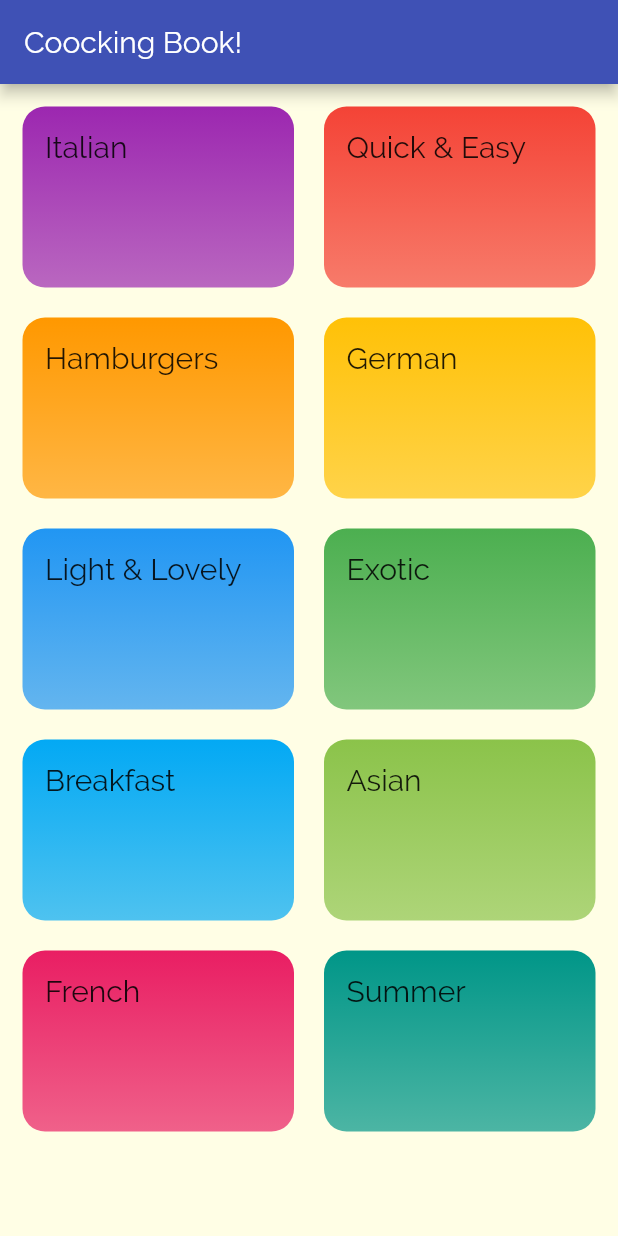
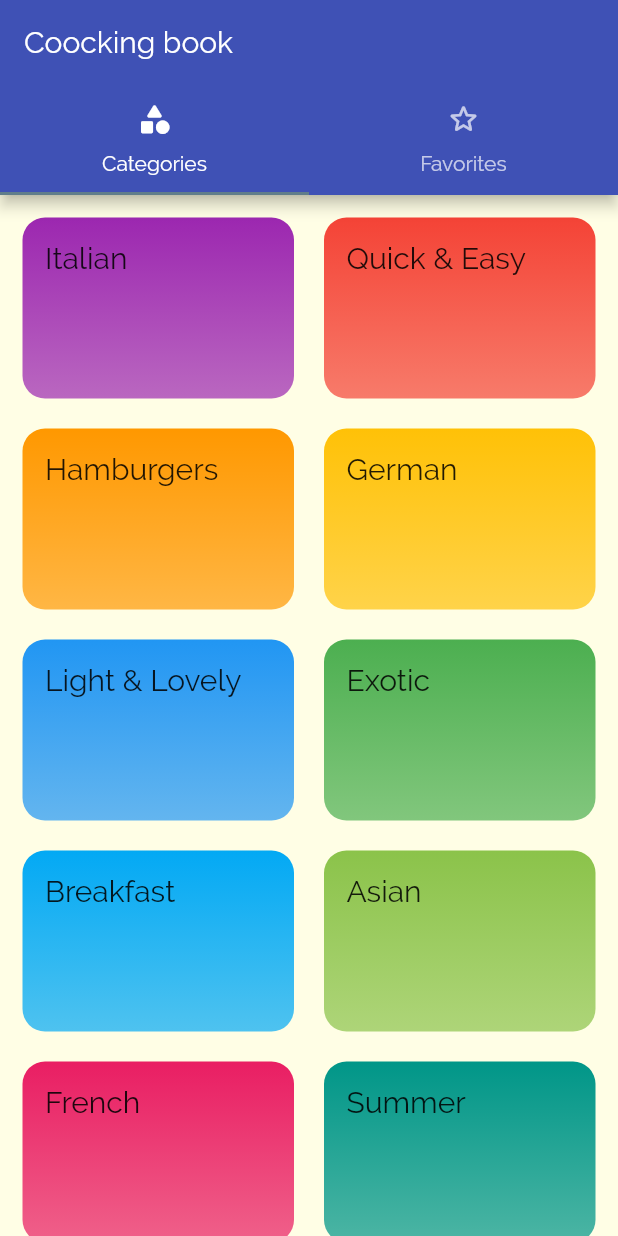
Before and after one commit to andyfisher37/cooking_book, a Flutter app: the screen it shows after launch, on a phone screen of 412 x 824 dp. Run offline on Flutter 3.47's test engine with Material 2 defaults, Android fonts, the phone set to English and light mode, and no system bars.

Commit message:
Monday_24:00

```diff
--- a/lib/main.dart
+++ b/lib/main.dart
@@ -3,6 +3,7 @@ import 'package:flutter/material.dart';
 import 'screens/categories_screen.dart';
 import 'screens/category_item_screen.dart';
 import 'screens/meal_detail_screen.dart';
+import 'screens/tabs_screen.dart';
 
 void main() {
   runApp(const MyApp());
@@ -22,9 +23,8 @@ class MyApp extends StatelessWidget {
         canvasColor: Color.fromRGBO(255, 254, 229, 1),
         fontFamily: 'Raleway',
       ),
-      //home: CategoriesScreen(),
       routes: {
-        '/': (context) => CategoriesScreen(),
+        '/': (context) => TabsScreen(),
         CategoryItemScreen.routeName: (ctx) => CategoryItemScreen(),
         MealDetailScreen.routeName: (ctx) => MealDetailScreen(),
       },
@@ -35,44 +35,3 @@ class MyApp extends StatelessWidget {
     );
   }
 }
-
-// class MyHomePage extends StatefulWidget {
-//   const MyHomePage({super.key, required this.title});
-
-//   // This widget is the home page of your application. It is stateful, meaning
-//   // that it has a State object (defined below) that contains fields that affect
-//   // how it looks.
-
-//   // This class is the configuration for the state. It holds the values (in this
-//   // case the title) provided by the parent (in this case the App widget) and
-//   // used by the build method of the State. Fields in a Widget subclass are
-//   // always marked "final".
-
-//   final String title;
-
-//   @override
-//   State<MyHomePage> createState() => _MyHomePageState();
-// }
-
-// class _MyHomePageState extends State<MyHomePage> {
-//   @override
-//   Widget build(BuildContext context) {
-//     // This method is rerun every time setState is called, for instance as done
-//     // by the _incrementCounter method above.
-//     //
-//     // The Flutter framework has been optimized to make rerunning build methods
-//     // fast, so that you can just rebuild anything that needs updating rather
-//     // than having to individually change instances of widgets.
-//     return Scaffold(
-//       appBar: AppBar(
-//         // Here we take the value from the MyHomePage object that was created by
-//         // the App.build method, and use it to set our appbar title.
-//         title: Text(widget.title),
-//       ),
-//       body: const Center(
-//         child: Text('Navigation Time!'),
-//       ),
-//     );
-//     // This trailing comma makes auto-formatting nicer for build methods.
-//   }
-// }
--- a/lib/screens/categories_screen.dart
+++ b/lib/screens/categories_screen.dart
@@ -8,11 +8,7 @@ class CategoriesScreen extends StatelessWidget {
 
   @override
   Widget build(BuildContext context) {
-    return Scaffold(
-      appBar: AppBar(
-        title: const Text('Coocking Book!'),
-      ),
-      body: GridView(
+    return GridView(
       padding: const EdgeInsets.all(15),
       gridDelegate: const SliverGridDelegateWithMaxCrossAxisExtent(
         maxCrossAxisExtent: 200,
@@ -22,11 +18,9 @@ class CategoriesScreen extends StatelessWidget {
       ),
       children: DUMMY_CATEGORIES
           .map(
-              (catData) =>
-                  CategoryItem(catData.id, catData.title, catData.color),
+            (catData) => CategoryItem(catData.id, catData.title, catData.color),
           )
           .toList(),
-      ),
     );
   }
 }
--- /dev/null
+++ b/lib/screens/tabs_screen.dart
@@ -0,0 +1,33 @@
+import './categories_screen.dart';
+import './favorites_screen.dart';
+import 'package:flutter/material.dart';
+
+class TabsScreen extends StatefulWidget {
+  const TabsScreen({super.key});
+
+  @override
+  State<TabsScreen> createState() => _TabsScreenState();
+}
+
+class _TabsScreenState extends State<TabsScreen> {
+  @override
+  Widget build(BuildContext context) {
+    return DefaultTabController(
+      length: 2,
+      child: Scaffold(
+        appBar: AppBar(
+          title: Text('Coocking book'),
+          bottom: TabBar(
+            tabs: [
+              Tab(icon: Icon(Icons.category_rounded), text: 'Categories'),
+              Tab(icon: Icon(Icons.star_border_rounded), text: 'Favorites'),
+            ],
+          ),
+        ),
+        body: TabBarView(
+          children: [CategoriesScreen(), FavoritesScreen()],
+        ),
+      ),
+    );
+  }
+}
--- a/lib/widgets/meal_item.dart
+++ b/lib/widgets/meal_item.dart
@@ -74,7 +74,7 @@ class MealItem extends StatelessWidget {
                     imageUrl,
                     height: 250,
                     width: double.infinity,
-                    fit: BoxFit.cover,
+                    fit: BoxFit.fill,
                   ),
                 ),
                 Positioned(
```
Also changed, not shown: lib/screens/favorites_screen.dart (added, +10 -0 lines), lib/screens/meal_detail_screen.dart (+81 -5 lines). Lines whose indentation alone changed are shown as unchanged.
